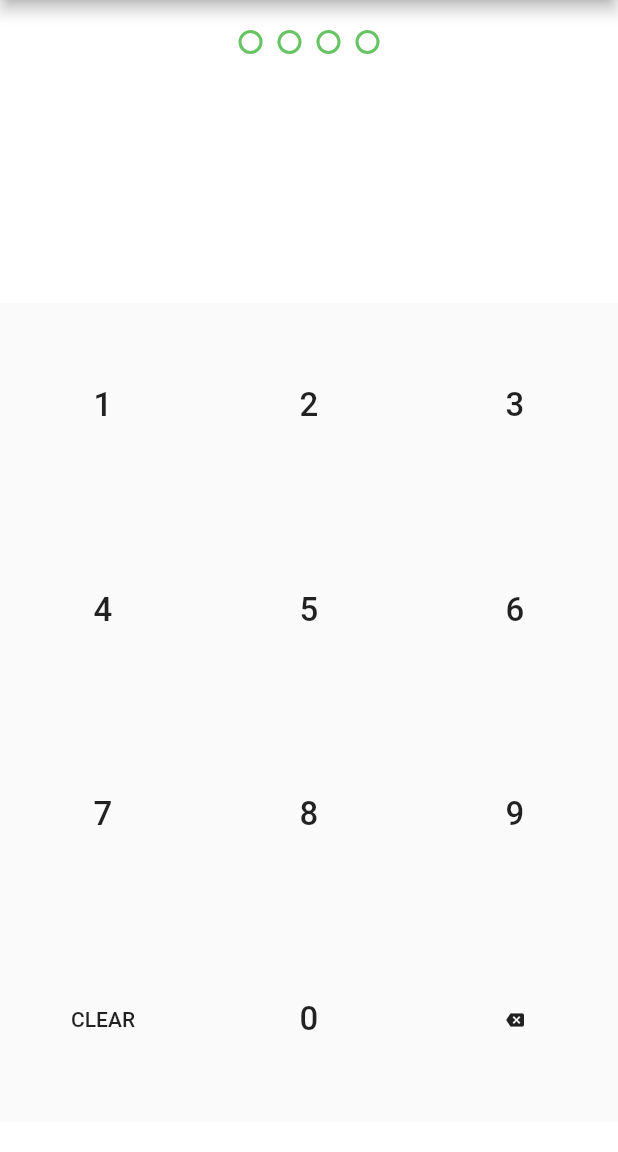
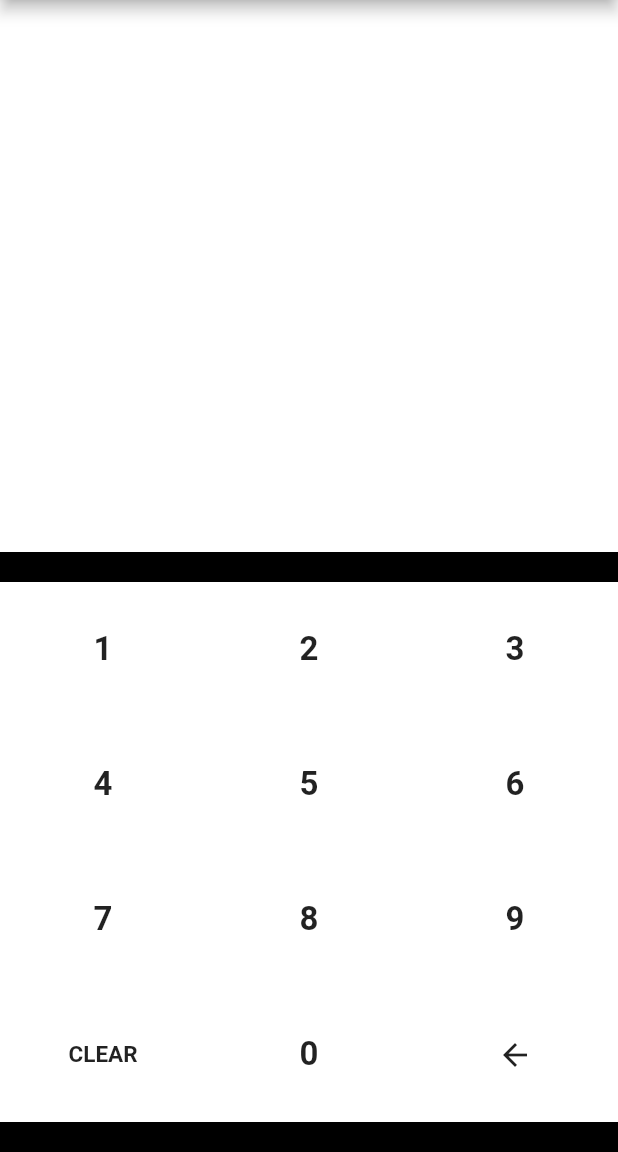
Before and after one commit to abolajibisiriyu/flutter_pin_pad, a Flutter app: the screen it shows after launch, on a phone screen of 412 x 824 dp, the part 84-1236 px from its top. Run offline on Flutter 3.47's test engine with Material 2 defaults, Android fonts, the phone set to English and light mode, and no system bars.

Commit message:
added theme to pin pad

```diff
--- a/example/lib/main.dart
+++ b/example/lib/main.dart
@@ -1,6 +1,7 @@
 import 'package:flutter/material.dart';
 
 import 'package:flutter_pin_pad/flutter_pin_pad.dart';
+import 'package:flutter_pin_pad/pin_pad_theme.dart';
 
 void main() => runApp(MyApp());
 
@@ -34,15 +35,29 @@ class _MyHomePageState extends State<MyHomePage> {
       appBar: AppBar(
         title: Text(widget.title),
       ),
-      body: Container(
-        color: Colors.white,
+      body: Column(
+        children: <Widget>[
+          Expanded(
+            child: Container(),
+          ),
+          Container(
+            height: 400,
+            color: Colors.black,
             padding: EdgeInsets.symmetric(vertical: 20),
             child: PinPad(
+              showPinProgressIndicator: false,
+              pinPadThemeData: PinPadThemeData(
+                clearTextStyle:
+                    TextStyle(fontSize: 15, fontWeight: FontWeight.bold),
+                backspaceIcon: Icon(Icons.arrow_back),
+              ),
               onSubmit: (String pin) {
                 print("PIN: $pin");
               },
-          pinLength: 4,
+              pinLength: 6,
             ),
+          ),
+        ],
       ),
     );
   }
--- a/lib/flutter_pin_pad.dart
+++ b/lib/flutter_pin_pad.dart
@@ -5,13 +5,22 @@ import 'package:flutter/material.dart';
 import 'package:flutter_pin_pad/pin_pad.dart';
 import 'package:flutter_pin_pad/pin_pad_indicator.dart';
 import 'package:flutter_pin_pad/pin_pad_key.dart';
+import 'package:flutter_pin_pad/pin_pad_theme.dart';
 
 /// Flutter Pin Pad.
 class PinPad extends StatefulWidget {
   final int pinLength;
   final Function(String) onSubmit;
+  final PinPadThemeData pinPadThemeData;
+  final bool showPinProgressIndicator;
 
-  const PinPad({Key key, this.pinLength, this.onSubmit}) : super(key: key);
+  const PinPad({
+    Key key,
+    this.pinLength: 4,
+    this.onSubmit,
+    this.pinPadThemeData,
+    this.showPinProgressIndicator: true,
+  }) : super(key: key);
   @override
   _PinPadState createState() => _PinPadState();
 }
@@ -47,11 +56,15 @@ class _PinPadState extends State<PinPad> {
 
   @override
   Widget build(BuildContext context) {
-    return Container(
+    return PinPadTheme(
+      pinPadThemeData: widget.pinPadThemeData ?? PinPadThemeData(),
+      child: Container(
         color: Colors.white,
         child: Column(
           children: <Widget>[
-          Expanded(
+            Visibility(
+              visible: widget.showPinProgressIndicator,
+              child: Expanded(
                 flex: 1,
                 child: Container(
                   child: PinPadIndicator(
@@ -59,14 +72,16 @@ class _PinPadState extends State<PinPad> {
                       totalPinLength: widget.pinLength),
                 ),
               ),
+            ),
             Expanded(
-            flex: 3,
+              flex: 5,
               child: PinPadKeysGrid(
                 handleKeyPressed: handleKeyPressed,
               ),
             )
           ],
         ),
+      ),
     );
   }
 }
--- a/lib/pin_pad.dart
+++ b/lib/pin_pad.dart
@@ -1,6 +1,7 @@
 import 'package:flutter/material.dart';
 
 import 'package:flutter_pin_pad/pin_pad_key.dart';
+import 'package:flutter_pin_pad/pin_pad_theme.dart';
 
 class PinPadKeysGrid extends StatelessWidget {
   final Function(PinPadKeyModel) handleKeyPressed;
@@ -9,6 +10,7 @@ class PinPadKeysGrid extends StatelessWidget {
 
   @override
   Widget build(BuildContext context) {
+    final pinPadThemeData = PinPadTheme.of(context).pinPadThemeData;
     return Container(
       child: Column(
         children: <Widget>[
@@ -128,14 +130,16 @@ class PinPadKeysGrid extends StatelessWidget {
               crossAxisAlignment: CrossAxisAlignment.stretch,
               children: <Widget>[
                 Expanded(
+                  child: Visibility(
+                    visible: pinPadThemeData.showClear,
                     child: PinPadKey(
                       pinPadKey: PinPadKeyModel(
                         type: KeyType.TEXT,
                         action: KeyAction.CLEAR,
                         text: 'CLEAR',
                       ),
-                    fontSize: 14,
                       onPressed: handleKeyPressed,
+                    ),
                   ),
                 ),
                 Expanded(
--- a/lib/pin_pad_indicator.dart
+++ b/lib/pin_pad_indicator.dart
@@ -1,4 +1,6 @@
 import 'package:flutter/material.dart';
+
+import 'package:flutter_pin_pad/pin_pad_theme.dart';
 
 class PinPadIndicator extends StatelessWidget {
   final int currentPinLength;
@@ -29,33 +31,28 @@ class PinPadIndicator extends StatelessWidget {
 }
 
 class _IndicatorCircle extends StatelessWidget {
-  final Color fillColor;
-  final Color activeFillColor;
-  final Color strokeColor;
   final bool active;
-  final double height;
-  final double width;
 
   const _IndicatorCircle({
     Key key,
-    this.fillColor: Colors.white,
-    this.activeFillColor: const Color(0xFF67C462),
-    this.strokeColor: const Color(0xFF67C462),
     this.active: false,
-    this.height: 16,
-    this.width: 16,
   }) : super(key: key);
 
   @override
   Widget build(BuildContext context) {
+    final pinPadThemeData = PinPadTheme.of(context).pinPadThemeData;
     return AnimatedContainer(
       margin: EdgeInsets.symmetric(horizontal: 5),
       decoration: BoxDecoration(
-          border: Border.all(color: strokeColor, width: 2),
-          color: active ? activeFillColor : fillColor,
-          borderRadius: BorderRadius.all(Radius.circular(20))),
-      height: height,
-      width: width,
+        border: Border.all(
+            color: pinPadThemeData.indicatorTheme.strokeColor, width: 2),
+        color: active
+            ? pinPadThemeData.indicatorTheme.activeFillColor
+            : pinPadThemeData.indicatorTheme.fillColor,
+        borderRadius: pinPadThemeData.indicatorTheme.borderRadius,
+      ),
+      height: pinPadThemeData.indicatorTheme.height,
+      width: pinPadThemeData.indicatorTheme.width,
       curve: Curves.easeInOut,
       duration: Duration(milliseconds: 100),
     );
--- a/lib/pin_pad_key.dart
+++ b/lib/pin_pad_key.dart
@@ -1,41 +1,42 @@
 import 'package:flutter/material.dart';
+import 'package:flutter_pin_pad/pin_pad_theme.dart';
 
 class PinPadKey extends StatelessWidget {
   final PinPadKeyModel pinPadKey;
-  final double fontSize;
-  final double iconSize;
   final Function(PinPadKeyModel) onPressed;
 
   const PinPadKey({
     Key key,
     this.pinPadKey,
-    this.fontSize: 22,
-    this.iconSize: 12,
     this.onPressed,
   }) : super(key: key);
 
   @override
   Widget build(BuildContext context) {
+    final pinPadThemeData = PinPadTheme.of(context).pinPadThemeData;
     return Container(
       child: Material(
         child: InkWell(
+          splashColor: Colors.red,
           onTap: () {
             onPressed(pinPadKey);
           },
           child: Container(
+            color: Colors.white,
             alignment: Alignment.center,
             child: pinPadKey.type == KeyType.ICON
-                ? Icon(
-                    pinPadKey.icon,
-                    size: iconSize,
-                  )
+                ? pinPadThemeData.backspaceIcon != null
+                    ? pinPadThemeData.backspaceIcon
+                    : Icon(
+                        pinPadKey.icon,
+                        size: 12,
+                      )
                 : Text(
                     pinPadKey.text,
                     textAlign: TextAlign.center,
-                    style: TextStyle(
-                      fontSize: fontSize,
-                      fontWeight: FontWeight.w500,
-                    ),
+                    style: pinPadKey.action == KeyAction.CLEAR
+                        ? pinPadThemeData.clearTextStyle
+                        : pinPadThemeData.numberTextStyle,
                   ),
           ),
         ),
--- /dev/null
+++ b/lib/pin_pad_theme.dart
@@ -0,0 +1,49 @@
+import 'package:flutter/material.dart';
+
+class PinPadTheme extends InheritedWidget {
+  final PinPadThemeData pinPadThemeData;
+
+  PinPadTheme({this.pinPadThemeData, Widget child}) : super(child: child);
+
+  @override
+  bool updateShouldNotify(InheritedWidget oldWidget) => true;
+
+  static PinPadTheme of(BuildContext context) =>
+      context.inheritFromWidgetOfExactType(PinPadTheme);
+}
+
+class PinPadThemeData {
+  TextStyle numberTextStyle;
+  TextStyle clearTextStyle;
+  bool showClear;
+  IndicatorTheme indicatorTheme;
+  Icon backspaceIcon;
+
+  PinPadThemeData({
+    this.numberTextStyle:
+        const TextStyle(fontSize: 22, fontWeight: FontWeight.w600),
+    this.clearTextStyle:
+        const TextStyle(fontSize: 22, fontWeight: FontWeight.w600),
+    this.showClear: true,
+    this.indicatorTheme: const IndicatorTheme(),
+    this.backspaceIcon,
+  });
+}
+
+class IndicatorTheme {
+  final Color fillColor;
+  final Color activeFillColor;
+  final Color strokeColor;
+  final double height;
+  final double width;
+  final BorderRadius borderRadius;
+
+  const IndicatorTheme({
+    this.fillColor: Colors.white,
+    this.activeFillColor: const Color(0xFF67C462),
+    this.strokeColor: const Color(0xFF67C462),
+    this.height: 16,
+    this.width: 16,
+    this.borderRadius: const BorderRadius.all(Radius.circular(20)),
+  });
+}
```
Also changed, not shown: 5 other files. Lines whose indentation alone changed are shown as unchanged.
